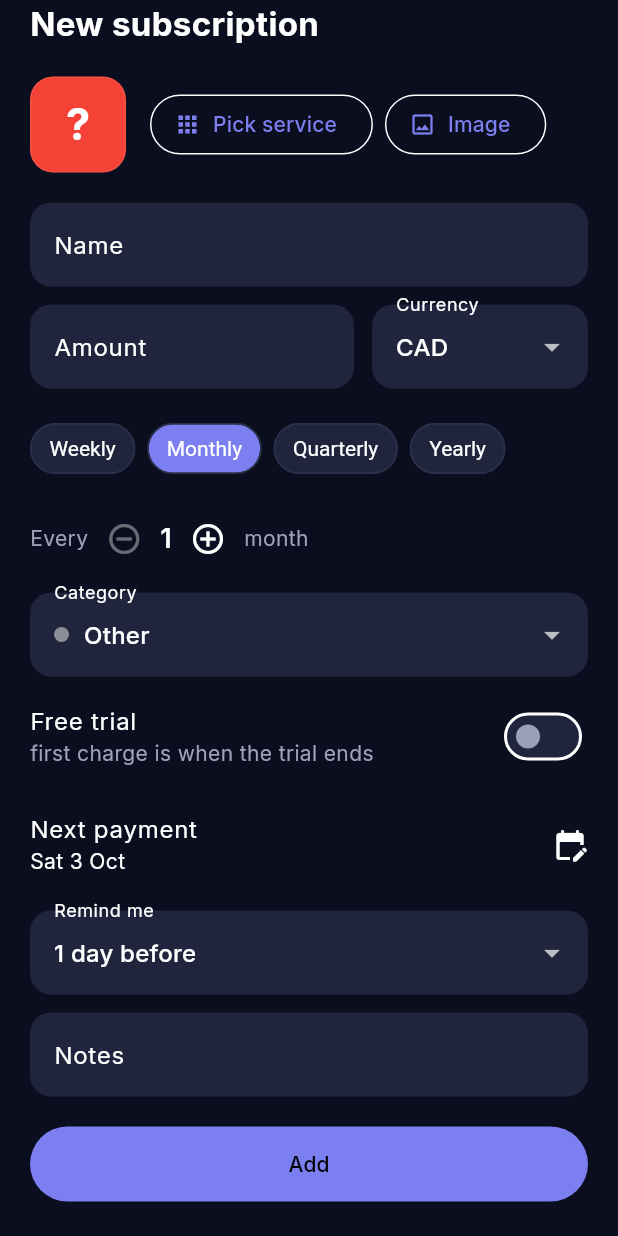
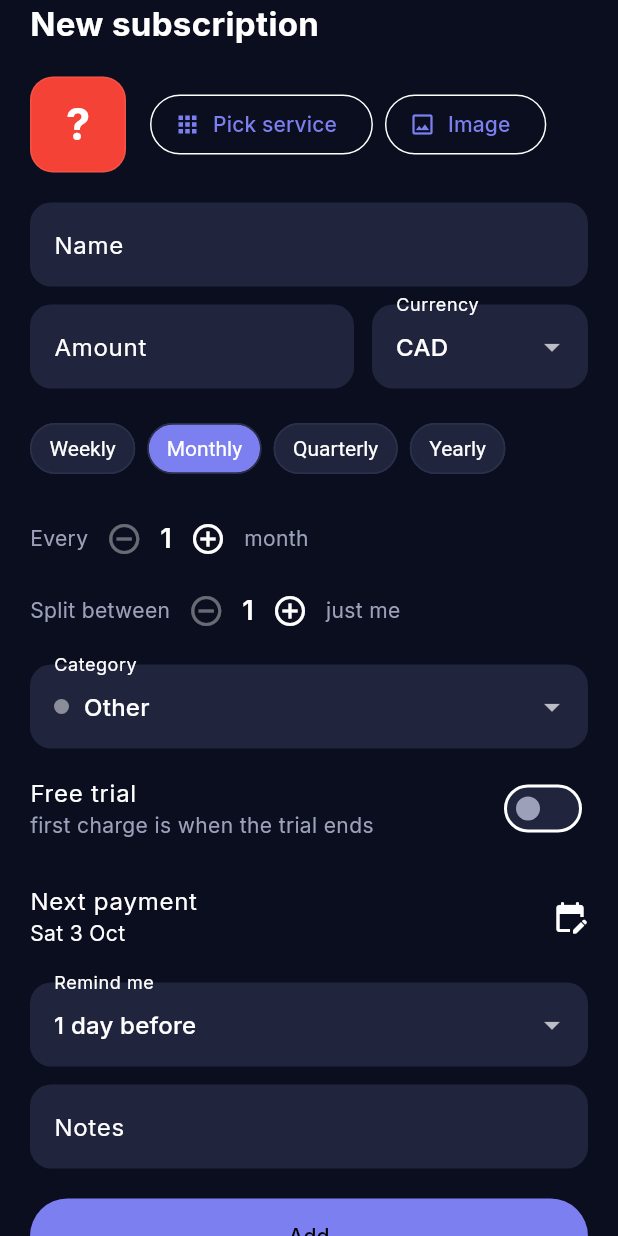
Before and after one commit to lwwdev/subdate, a Flutter app: the EditSubscriptionSheet widget shown alone on an empty page, opened directly, on a phone screen of 412 x 824 dp. Run offline on Flutter 3.47's test engine with Material 3 defaults, Android fonts, the phone set to English and light mode, and no system bars; our stand-ins replace flutter_local_notifications, flutter_riverpod, flutter_timezone, google_fonts, hive_ce_flutter, image_picker and 2 more; accounts and stored records are empty; network calls fail.

Commit message:
split + cancelled in the form, undo delete

```diff
--- a/lib/data/providers.dart
+++ b/lib/data/providers.dart
@@ -154,7 +154,7 @@ final upcomingProvider = Provider<List<Upcoming>>((ref) {
 final upcomingTotalProvider = Provider<double>((ref) {
   final fx = ref.watch(fxProvider);
   final home = ref.watch(settingsProvider).homeCurrency;
-  return ref.watch(upcomingProvider).fold(0.0, (t, u) => t + fx.convert(u.sub.amount, u.sub.currency, home));
+  return ref.watch(upcomingProvider).fold(0.0, (t, u) => t + fx.convert(u.sub.share, u.sub.currency, home));
 });
 
 // day of month -> subs renewing that day
--- a/lib/ui/edit_subscription_sheet.dart
+++ b/lib/ui/edit_subscription_sheet.dart
@@ -42,6 +42,8 @@ class _EditSubscriptionSheetState extends ConsumerState<EditSubscriptionSheet> {
   late int _remind;
   late bool _trial;
   late bool _paused;
+  late int _people;
+  DateTime? _endsOn;
   String? _brandKey;
   String? _category;
   Uint8List? _image;
@@ -65,6 +67,8 @@ class _EditSubscriptionSheetState extends ConsumerState<EditSubscriptionSheet> {
     _remind = e?.remindDaysBefore ?? settings.defaultRemind;
     _trial = e?.trial ?? false;
     _paused = e?.paused ?? false;
+    _people = e?.people ?? 1;
+    _endsOn = e?.endsOn;
     _brandKey = e?.brandKey;
     _category = e?.category;
     _image = e?.customImage;
@@ -94,6 +98,8 @@ class _EditSubscriptionSheetState extends ConsumerState<EditSubscriptionSheet> {
     paused: _paused,
     notes: _notes.text.trim(),
     category: _category,
+    people: _people,
+    endsOn: _endsOn,
   );
 
   // keep the original start date if the user didnt actually move the date,
@@ -166,6 +172,8 @@ class _EditSubscriptionSheetState extends ConsumerState<EditSubscriptionSheet> {
             trial: d.trial,
             notes: d.notes,
             category: d.category,
+            people: d.people,
+            endsOn: d.endsOn,
           )
         : d;
     await ref.read(subsProvider.notifier).save(s);
@@ -186,9 +194,16 @@ class _EditSubscriptionSheetState extends ConsumerState<EditSubscriptionSheet> {
         ],
       ),
     );
-    if (ok != true) return;
-    await ref.read(subsProvider.notifier).remove(widget.existing!.id);
+    if (ok != true || !mounted) return;
+    final gone = widget.existing!;
+    final subs = ref.read(subsProvider.notifier);
+    final messenger = ScaffoldMessenger.of(context);
+    await subs.remove(gone.id);
     if (mounted) Navigator.pop(context);
+    messenger.showSnackBar(SnackBar(
+      content: Text('${gone.name} deleted'),
+      action: SnackBarAction(label: 'Undo', onPressed: () => subs.save(gone)),
+    ));
   }
 
   @override
@@ -290,6 +305,29 @@ class _EditSubscriptionSheetState extends ConsumerState<EditSubscriptionSheet> {
                 Text(_unit(), style: const TextStyle(color: AppColors.muted)),
               ],
             ),
+            Row(
+              children: [
+                const Text('Split between', style: TextStyle(color: AppColors.muted)),
+                IconButton(
+                  tooltip: 'Fewer people',
+                  onPressed: _people > 1 ? () => setState(() => _people--) : null,
+                  icon: const Icon(Icons.remove_circle_outline),
+                ),
+                Text('$_people', style: const TextStyle(fontSize: 18, fontWeight: FontWeight.w600)),
+                IconButton(
+                  tooltip: 'More people',
+                  onPressed: _people < 20 ? () => setState(() => _people++) : null,
+                  icon: const Icon(Icons.add_circle_outline),
+                ),
+                Expanded(
+                  child: Text(
+                    _people == 1 ? 'just me' : 'you pay ${money(_draft.share, _currency)}',
+                    style: const TextStyle(color: AppColors.muted),
+                    overflow: TextOverflow.ellipsis,
+                  ),
+                ),
+              ],
+            ),
             const SizedBox(height: 12),
             // only stored once the user picks one, otherwise it follows the brand
             DropdownButtonFormField<Category>(
@@ -347,6 +385,30 @@ class _EditSubscriptionSheetState extends ConsumerState<EditSubscriptionSheet> {
                 value: _paused,
                 onChanged: (v) => setState(() => _paused = v),
               ),
+            if (!_isNew)
+              SwitchListTile(
+                contentPadding: EdgeInsets.zero,
+                title: const Text('Cancelled'),
+                subtitle: const Text('still runs until the date below, then stops', style: TextStyle(color: AppColors.muted)),
+                value: _endsOn != null,
+                onChanged: (v) => setState(() => _endsOn = v ? _date : null),
+              ),
+            if (!_isNew && _endsOn != null)
+              ListTile(
+                contentPadding: EdgeInsets.zero,
+                title: const Text('Runs until'),
+                subtitle: Text(longDate(_endsOn!)),
+                trailing: const Icon(Icons.event_busy_rounded),
+                onTap: () async {
+                  final d = await showDatePicker(
+                    context: context,
+                    initialDate: _endsOn!,
+                    firstDate: DateTime(2000),
+                    lastDate: DateTime(2100),
+                  );
+                  if (d != null) setState(() => _endsOn = d);
+                },
+              ),
             if (_error != null) ...[
               const SizedBox(height: 12),
               Text(_error!, style: const TextStyle(color: AppColors.red)),
--- a/lib/ui/home_screen.dart
+++ b/lib/ui/home_screen.dart
@@ -80,7 +80,10 @@ class _HomeScreenState extends ConsumerState<HomeScreen> with WidgetsBindingObse
                     children: [
                       Text(money(s.amount, s.currency),
                           style: const TextStyle(fontSize: 16, fontWeight: FontWeight.w600)),
-                      if (s.currency != home)
+                      if (s.people > 1)
+                        Text('your share ${money(fx.convert(s.share, s.currency, home), home)}',
+                            style: const TextStyle(color: AppColors.muted, fontSize: 12))
+                      else if (s.currency != home)
                         Text('≈ ${money(fx.convert(s.amount, s.currency, home), home)}',
                             style: const TextStyle(color: AppColors.muted, fontSize: 12)),
                     ],
--- a/lib/ui/payments_calendar.dart
+++ b/lib/ui/payments_calendar.dart
@@ -50,7 +50,7 @@ class _PaymentsCalendarState extends ConsumerState<PaymentsCalendar> {
     final today = dateOnly(ref.watch(nowProvider));
     final fx = ref.watch(fxProvider);
     final home = ref.watch(settingsProvider).homeCurrency;
-    final monthTotal = payments.values.expand((l) => l).fold(0.0, (t, s) => t + fx.convert(s.amount, s.currency, home));
+    final monthTotal = payments.values.expand((l) => l).fold(0.0, (t, s) => t + fx.convert(s.share, s.currency, home));
 
     final daysInMonth = DateTime(_month.year, _month.month + 1, 0).day;
     final weekStart = ref.watch(settingsProvider.select((s) => s.weekStart));
```
Also changed, not shown: lib/ui/all_subs_sheet.dart (+13 -5 lines), lib/ui/coming_up_section.dart (+8 -3 lines).
